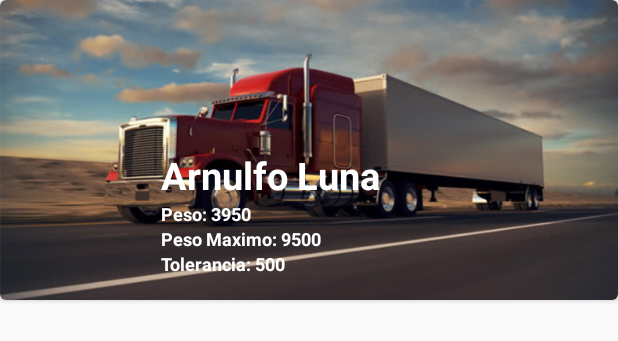
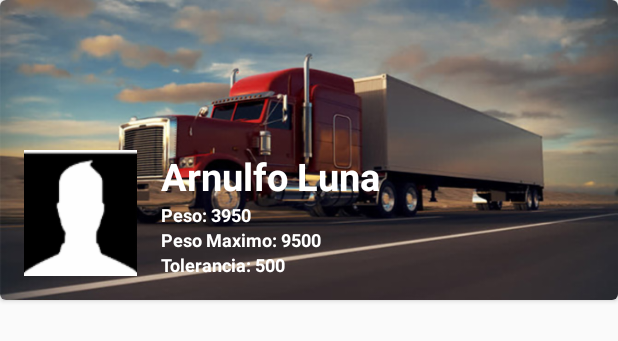
Before and after one commit to Saul1317/EntregasAcerosOcotlan, an Android app: the layout cardview_choferes.xml on its own in the app's theme, with its tools: preview values and no code run, on a phone screen of 412 x 824 dp. Shown: the top 341 px of the screen. Run offline under Robolectric (Android 15) with nearby library versions, the phone set to English and light mode, and no system bars.

Commit message:
Creacion de App Entregas Aceros Ocotlan

```diff
--- a/app/src/main/res/layout/cardview_choferes.xml
+++ b/app/src/main/res/layout/cardview_choferes.xml
@@ -16,7 +16,7 @@
             android:scaleType="centerCrop"/>
         <LinearLayout
             android:layout_width="match_parent"
-            android:layout_height="wrap_content"
+            android:layout_height="100dp"
             android:orientation="horizontal"
             android:layout_gravity="bottom">
 
@@ -29,17 +29,17 @@
                 <ImageView
                     android:layout_width="75dp"
                     android:layout_height="match_parent"
-                    android:scaleType="centerCrop"/>
+                    android:scaleType="centerCrop"
+                    android:background="@drawable/usuario_ejemplo"/>
 
             </LinearLayout>
-
             <LinearLayout
-                android:layout_width="match_parent"
+                android:layout_width="wrap_content"
                 android:layout_height="wrap_content"
                 android:orientation="vertical"
+                android:layout_gravity="bottom"
                 android:paddingLeft="16dp"
                 android:paddingBottom="16dp">
-
                 <TextView
                     android:layout_width="wrap_content"
                     android:layout_height="wrap_content"
@@ -68,7 +68,6 @@
                     android:textColor="@android:color/white"
                     android:textSize="12sp"
                     android:textStyle="bold"/>
-
             </LinearLayout>
         </LinearLayout>
     </FrameLayout>
```
Also changed, not shown: app/src/main/res/drawable-hdpi/usuario_ejemplo.png (added), app/src/main/res/drawable-mdpi/usuario_ejemplo.png (added), app/src/main/res/drawable-xhdpi/usuario_ejemplo.png (added), app/src/main/res/drawable-xxhdpi/usuario_ejemplo.png (added), app/src/main/res/drawable-xxxhdpi/usuario_ejemplo.png (added).
